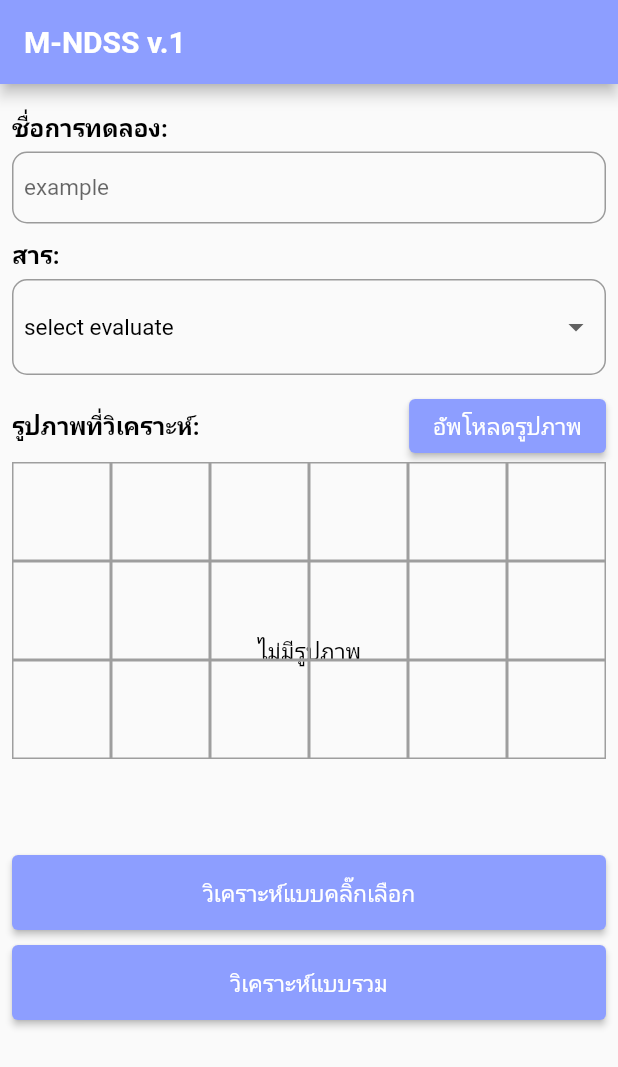
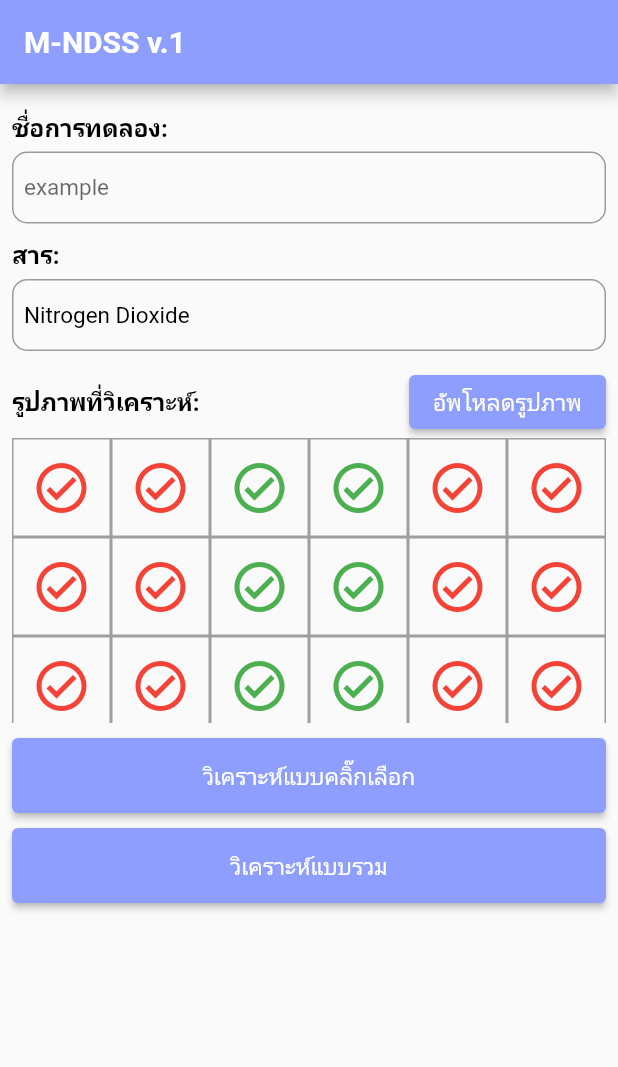
Before and after one commit to Kitiyaparnnn/NDSS-Software, a Flutter app: the screen it shows after launch, on a phone screen of 412 x 824 dp. Shown: the top 1067 px of the screen. Run offline on Flutter 3.47's test engine with Material 2 defaults, Android fonts, the phone set to English and light mode, and no system bars; our stand-ins replace bot_toast, csv, flutter_native_splash, google_fonts, image_cropper, image_picker and 6 more; missing offline and left inert: dart:ffi, excel, image_pixels, scidart, syncfusion_flutter_xlsio; Roboto replaces fonts that are missing (Sarabun); statements that could not run were skipped.

Commit message:
update format for 18 well-plates

```diff
--- a/lib/models/ReportInfo.dart
+++ b/lib/models/ReportInfo.dart
@@ -18,23 +18,22 @@ class ReportInfo {
   List<double> standard = [];
   List<double> sample = [];
   Map<String, List<double>> con = {
-    PreferenceKey.nitrogenDi:[0,0.05,0.09,0.23,0.46,0.69]
+    PreferenceKey.nitrogenDi: [0, 0.23, 0.05, 0.46, 0.09, 0.69]
   };
 
   Plate plate = Plate();
 
-
   List<double> calStandard() {
+    // print(red.length);
     // print(Plate.pnpStandard);
     this.standard = [];
     // print(this.evaluate);
     try {
       if (this.evaluate == PreferenceKey.nitrogenDi) {
-        for (int i = 1; i < 19; i++) {
+        for (int i = 1; i < 31; i++) {
           standard.add(green[i - 1].toDouble());
         }
       }
-
     } catch (e) {
       logger.e('Fail: calculate standard value');
     }
@@ -47,7 +46,7 @@ class ReportInfo {
     this.sample = [];
     try {
       if (this.evaluate == PreferenceKey.nitrogenDi) {
-        for (int i = 1; i < 19; i++) {
+        for (int i = 31; i <= 42; i++) {
           sample.add(green[i - 1].toDouble());
         }
       }
--- a/lib/pages/AnalyzePage/components/RGBgenerator.dart
+++ b/lib/pages/AnalyzePage/components/RGBgenerator.dart
@@ -39,8 +39,8 @@ Map<String, List<Color>> extractPixelsColors(Uint8List? bytes) {
     int midX = xChunk ~/ 2;
     int midY = yChunk ~/ 2;
     int no = 1;
-    midX = midX + 1;
-    midY = midY + 1;
+    midX = midX + 5;
+    midY = midY + 5;
     // xChunk = xChunk + 1;
     // yChunk = yChunk + 1;
     for (int j = 1; j < GridConfig.noOfPixelsPerAxisY + 1; j++) {
--- a/lib/pages/InputPage/InputPage.dart
+++ b/lib/pages/InputPage/InputPage.dart
@@ -7,6 +7,7 @@ import 'package:image_cropper/image_cropper.dart';
 import 'package:image_picker/image_picker.dart';
 import 'package:path_provider/path_provider.dart';
 
+import '../../myApp.dart';
 import '../../utils/Constants.dart';
 import '../../utils/PlateConfig.dart';
 import '../../utils/TextConfig.dart';
@@ -25,10 +26,11 @@ class MyHomePage extends StatefulWidget {
 
 class _MyHomePageState extends State<MyHomePage> {
   final TextEditingController reportName = TextEditingController();
-  String dropdownValue = PreferenceKey.inputForm;
+  final TextEditingController reportEvaluate =
+      TextEditingController(text: PreferenceKey.inputForm);
   File? imageFile;
   File? _image;
-  ReportInfo report = ReportInfo('', '', [], [], []);
+  ReportInfo report = ReportInfo('', PreferenceKey.inputForm, [], [], []);
 
   @override
   void initState() {
@@ -149,6 +151,7 @@ class _MyHomePageState extends State<MyHomePage> {
         isIcon = Icon(
           Icons.check_circle_outline_outlined,
           color: Colors.green,
+          size: 40,
         );
       }
       //sample
@@ -156,6 +159,7 @@ class _MyHomePageState extends State<MyHomePage> {
         isIcon = Icon(
           Icons.check_circle_outline_outlined,
           color: Colors.red,
+          size: 40,
         );
       }
     }
@@ -175,7 +179,8 @@ class _MyHomePageState extends State<MyHomePage> {
         minimumSize: const Size.fromHeight(50),
       ),
       onPressed: () {
-        imageFile == null || report.evaluate == PreferenceKey.inputForm
+        // logger.d(report.evaluate);
+        imageFile == null
             ? BotToast.showText(text: PreferenceKey.noti)
             : Navigator.push(
                 context,
@@ -196,7 +201,7 @@ class _MyHomePageState extends State<MyHomePage> {
         minimumSize: const Size.fromHeight(50),
       ),
       onPressed: () {
-        imageFile == null || report.evaluate == PreferenceKey.inputForm
+        imageFile == null
             ? BotToast.showText(text: PreferenceKey.noti)
             : Navigator.push(
                 context,
@@ -235,33 +240,14 @@ class _MyHomePageState extends State<MyHomePage> {
         SizedBox(
           height: 5,
         ),
-        InputDecorator(
-          decoration: InputDecorations.inputDec(hintText: ''),
-          child: DropdownButtonHideUnderline(
-            child: DropdownButton<String>(
-              borderRadius: BorderRadius.all(Radius.circular(10)),
-              hint: Text('สาร'),
-              value: dropdownValue,
-              icon: const Icon(Icons.arrow_drop_down),
-              elevation: 4,
-              style: StyleText.normalText,
-              onChanged: (String? newValue) {
-                setState(() {
-                  dropdownValue = newValue!;
-                  report.name = reportName.text.toString();
-                  report.evaluate = dropdownValue;
-                });
-              },
-              items: PreferenceKey.evaluate
-                  .map<DropdownMenuItem<String>>((String value) {
-                return DropdownMenuItem<String>(
-                  value: value,
-                  child: Text(value, style: StyleText.normalText),
-                );
-              }).toList(),
-            ),
-          ),
-        ),
+        TextFormField(
+          controller: reportEvaluate,
+          onChanged: (context) => setState(() {
+            report.evaluate = context;
+          }),
+          decoration: InputDecorations.inputDec(hintText: 'example'),
+          style: StyleText.normalText,
+        )
       ],
     );
   }
@@ -321,7 +307,7 @@ class _MyHomePageState extends State<MyHomePage> {
                               Container(
                                 constraints: BoxConstraints(
                                   maxWidth: MediaQuery.of(context).size.width,
-                                  maxHeight: 252,
+                                  maxHeight: 190,
                                 ),
                                 decoration: BoxDecoration(
                                   shape: BoxShape.rectangle,
@@ -336,7 +322,7 @@ class _MyHomePageState extends State<MyHomePage> {
                                             fit: BoxFit.fill)
                                         : Center(
                                             child: Text(
-                                              "ไม่มีรูปภาพ",
+                                              "",
                                               style: StyleText.normalText,
                                               textAlign: TextAlign.center,
                                             ),
@@ -350,7 +336,7 @@ class _MyHomePageState extends State<MyHomePage> {
                                       children: List.generate(
                                           18,
                                           (index) => _checkBox(
-                                              dropdownValue, index + 1)),
+                                              reportEvaluate.text, index + 1)),
                                     ),
                                   ],
                                 ),
--- a/lib/utils/Constants.dart
+++ b/lib/utils/Constants.dart
@@ -4,10 +4,7 @@ class GridConfig {
 }
 
 class PreferenceKey {
-  static const List<String> evaluate = [
-    'select evaluate',
-    'Nitrogen Dioxide'
-  ];
+  static const List<String> evaluate = ['Nitrogen Dioxide'];
   static const String standard = 'Standard';
   static const String sample = 'Sample';
   // static const String phosphate = 'Phosphate';
@@ -29,7 +26,7 @@ class PreferenceKey {
   static const String evaluateTitle = 'สาร: ';
   static const String dateTitle = 'วันที่ส่งภาพเพื่อวิเคราะห์: ';
 
-  static const String inputForm = 'select evaluate';
+  static const String inputForm = 'Nitrogen Dioxide';
   static const String noti = 'กรุณากรอกข้อมูลให้ครบ';
   static const String analyzTap = 'วิเคราะห์แบบคลิ๊กเลือก';
   static const String analyzAll = 'วิเคราะห์แบบรวม';
--- a/lib/utils/TextConfig.dart
+++ b/lib/utils/TextConfig.dart
@@ -10,5 +10,5 @@ class StyleText {
   static TextStyle buttonText =
       const TextStyle(color: Colors.white, fontSize: 15);
   static TextStyle resultText = const TextStyle(
-      color: Colors.black, fontSize: 12, fontWeight: FontWeight.w500);
+      color: Colors.black, fontSize: 10, fontWeight: FontWeight.w500);
 }
--- a/pubspec.yaml
+++ b/pubspec.yaml
@@ -85,7 +85,7 @@ flutter:
   # To add assets to your application, add an assets section, like this:
   assets:
     - lib/assets/images/
-  #   - images/a_dot_ham.jpeg
+    # - images/a_dot_ham.jpeg
 
   # An image asset can refer to one or more resolution-specific "variants", see
   # https://flutter.dev/assets-and-images/#resolution-aware
```
Also changed, not shown: lib/load_data_csv.dart (+0 -12 lines), lib/pages/AnalyzePage/ReportPage.dart (+27 -44 lines), lib/pages/AnalyzePage/SummaryPage.dart (+18 -9 lines), lib/assets/images/NO2.jpg (added), 1 other file.
